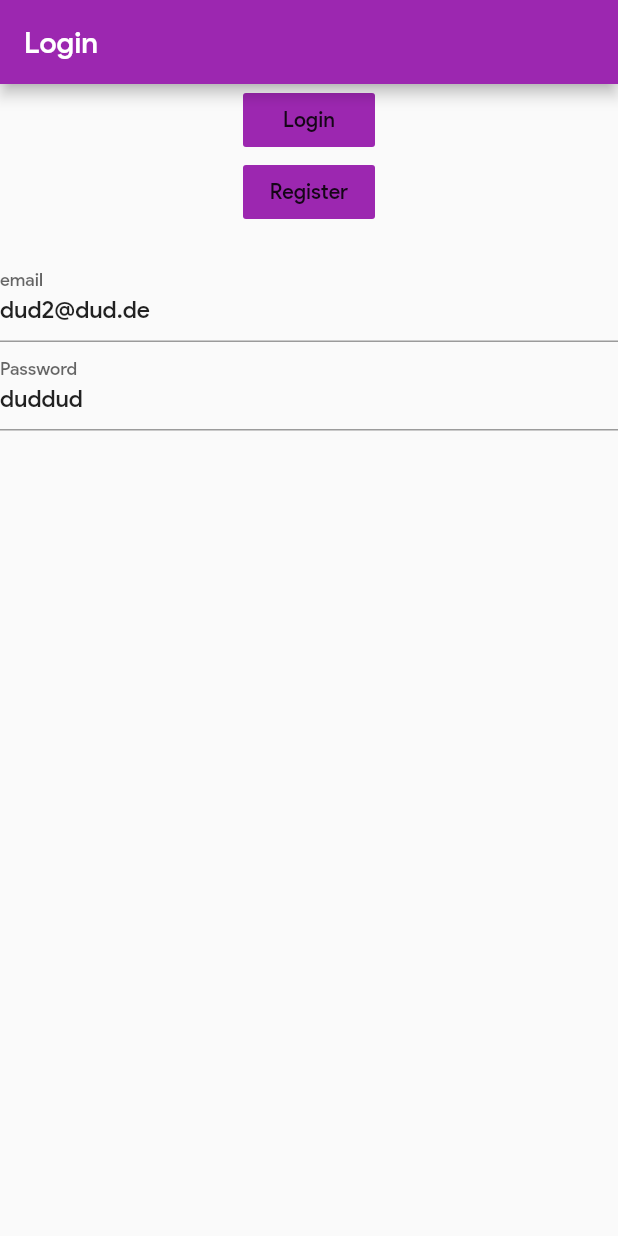
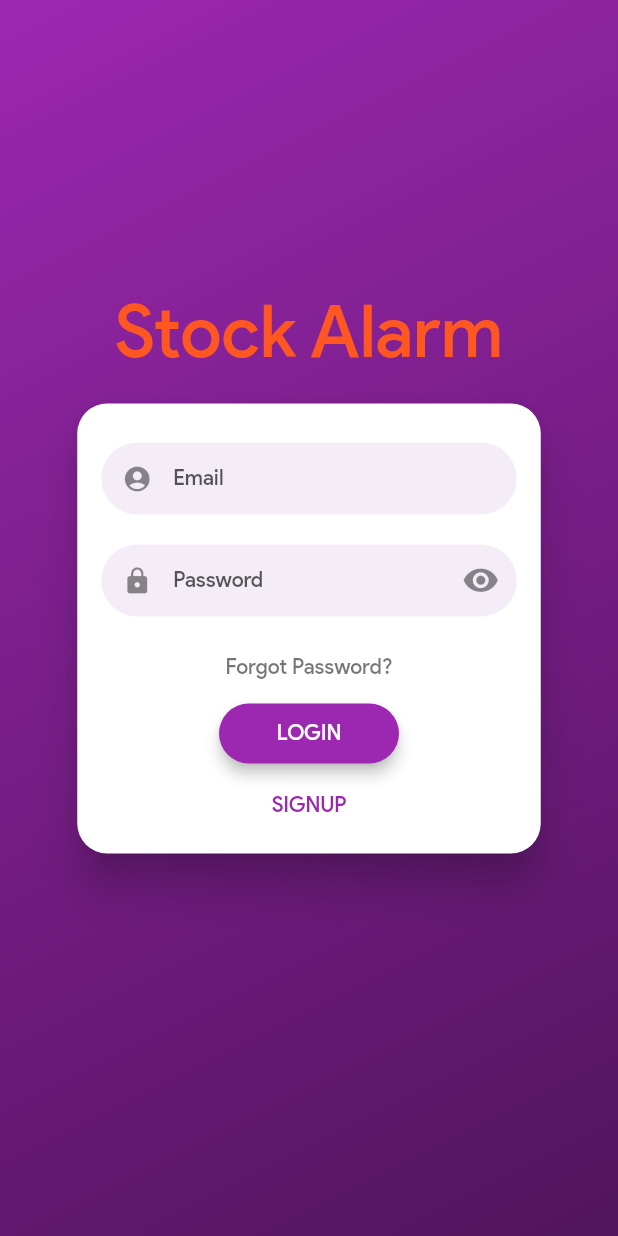
Before and after one commit to webclinic017/Stock-Alarm, a Flutter app: the screen it shows after launch, on a phone screen of 412 x 824 dp. Run offline on Flutter 3.47's test engine with Material 2 defaults, Android fonts, the phone set to English and light mode, and no system bars; drawn by our look-alikes of flutter_login; our stand-ins replace firebase_auth, firebase_database, firebase_messaging; accounts and stored records are empty.

Commit message:
New Login Screen design

```diff
--- a/FlutterApp/lib/main.dart
+++ b/FlutterApp/lib/main.dart
@@ -5,10 +5,17 @@ import 'screens/home_screen.dart';
 import 'providers/active_alarms.dart';
 import 'screens/log_screen.dart';
 import 'providers/past_alarms.dart';
+//import 'flutter_login.dart';
+import 'package:firebase_auth/firebase_auth.dart';
 
 void main() => runApp(MyApp());
 
 class MyApp extends StatelessWidget {
+  Future login(loginData) async {
+    return FirebaseAuth.instance.signInWithEmailAndPassword(
+        email: loginData["email"], password: loginData["password"]);
+  }
+
   @override
   Widget build(BuildContext context) {
     return MultiProvider(
--- a/FlutterApp/lib/screens/login_screen.dart
+++ b/FlutterApp/lib/screens/login_screen.dart
@@ -6,7 +6,7 @@ import 'package:trading_alarm/providers/active_alarms.dart';
 import 'package:firebase_database/firebase_database.dart';
 import 'package:firebase_messaging/firebase_messaging.dart';
 import '../providers/past_alarms.dart';
-
+import 'package:flutter_login/flutter_login.dart';
 import 'package:flutter/services.dart';
 
 class LoginScreen extends StatefulWidget {
@@ -18,9 +18,6 @@ class LoginScreen extends StatefulWidget {
 
 class _LoginScreenState extends State<LoginScreen> {
   var token;
-  var email;
-  var password;
-  var _form = GlobalKey<FormState>();
 
   String loginText = "";
   FirebaseUser user;
@@ -28,9 +25,7 @@ class _LoginScreenState extends State<LoginScreen> {
 
   void checkToken() async {
     user = await FirebaseAuth.instance.currentUser();
-
     token = await FirebaseMessaging().getToken();
-
     await ref
         .child("Users")
         .child(user.uid)
@@ -43,7 +38,7 @@ class _LoginScreenState extends State<LoginScreen> {
     });
   }
 
-  handleAppLifecycleState() {
+  void handleAppLifecycleState() {
     AppLifecycleState _lastLifecyleState;
     // ignore: missing_return
     SystemChannels.lifecycle.setMessageHandler((msg) {
@@ -71,12 +66,6 @@ class _LoginScreenState extends State<LoginScreen> {
     });
   }
 
-  Future<AuthResult> login() {
-    _form.currentState.save();
-    return FirebaseAuth.instance
-        .signInWithEmailAndPassword(email: email, password: password);
-  }
-
   void writeUserToDatabase() async {
     user = await FirebaseAuth.instance.currentUser();
     token = await FirebaseMessaging().getToken();
@@ -86,88 +75,55 @@ class _LoginScreenState extends State<LoginScreen> {
     });
   }
 
-  Future<AuthResult> register() {
-    _form.currentState.save();
-    return FirebaseAuth.instance
-        .createUserWithEmailAndPassword(email: email, password: password);
+  Future<String> _authUser(LoginData data) async {
+    print('Name: ${data.name}, Password: ${data.password}');
+    await FirebaseAuth.instance
+        .signInWithEmailAndPassword(email: data.name, password: data.password)
+        .then((val) {
+      checkToken();
+      Provider.of<Alarms>(context)
+          .update(); // <- turn this into a future and put navigator .push in then teil
+      Provider.of<PastAlarms>(context).connectToFirebase();
+      return null;
+    }).catchError((error) {
+      return "Username does not exist!";
+    });
   }
 
-  @override
-  void initState() {
-    super.initState();
+  Future<String> _registerUser(LoginData data) async {
+    print('Name: ${data.name}, Password: ${data.password}');
+    await FirebaseAuth.instance
+        .createUserWithEmailAndPassword(
+            email: data.name, password: data.password)
+        .then((val) {
+      writeUserToDatabase();
+      Provider.of<Alarms>(context)
+          .update(); //<- to get the user ready in alarms.dart
+
+      return null;
+    }).catchError((error) {
+      return error.toString();
+    });
+  }
+
+  Future<String> _recoverPassword(String name) async {
+    print('Name: $name');
+    await Future.delayed(Duration(seconds: 1)).then((_) {
+      return null;
+    });
   }
 
   @override
   Widget build(BuildContext context) {
-    final alarms = Provider.of<Alarms>(context, listen: false);
-    final pastAlarms = Provider.of<PastAlarms>(context, listen: false);
-
-    return Scaffold(
-      appBar: AppBar(title: Text("Login")),
-      body: Column(
-        children: <Widget>[
-          Center(
-            child: FlatButton(
-              onPressed: () {
-                login().then((_) {
-                  checkToken();
-                  alarms
-                      .update(); // <- turn this into a future and put navigator .push in then teil
-                  pastAlarms.connectToFirebase();
-                  //handleAppLifecycleState();
-                  Navigator.pushReplacementNamed(context, HomeScreen.routeName);
-                }).catchError((_) {
-                  setState(() {
-                    loginText = "User does not exist";
-                  });
-                });
-              },
-              child: Text("Login"),
-              color: Theme.of(context).primaryColor,
-            ),
-          ),
-          Center(
-            child: FlatButton(
-              onPressed: () {
-                register().then((_) {
-                  writeUserToDatabase();
-                  alarms.update(); //<- to get the user ready in alarms.dart
-
-                  Navigator.pushReplacementNamed(context, HomeScreen.routeName);
-                }).catchError((error) {
-                  setState(() {
-                    loginText = "Registering failed";
-                  });
-                });
-              },
-              child: Text("Register"),
-              color: Theme.of(context).primaryColor,
-            ),
-          ),
-          Text(loginText),
-          Form(
-            key: _form,
-            child: Column(
-              children: <Widget>[
-                TextFormField(
-                  decoration: InputDecoration(labelText: "email"),
-                  initialValue: "dud2@dud.de",
-                  onSaved: (value) {
-                    email = value;
-                  },
-                ),
-                TextFormField(
-                  decoration: InputDecoration(labelText: "Password"),
-                  initialValue: "duddud",
-                  onSaved: (value) {
-                    password = value;
-                  },
-                ),
-              ],
-            ),
-          ),
-        ],
-      ),
+    return FlutterLogin(
+      title: 'Stock Alarm',
+      //logo: 'assets/images/ecorp-lightblue.png',
+      onLogin: _authUser,
+      onSignup: _registerUser,
+      onSubmitAnimationCompleted: () {
+        Navigator.of(context).pushReplacementNamed(HomeScreen.routeName);
+      },
+      onRecoverPassword: _recoverPassword,
     );
   }
 }
--- a/FlutterApp/pubspec.yaml
+++ b/FlutterApp/pubspec.yaml
@@ -28,6 +28,10 @@ dependencies:
   firebase_auth: ^0.14.0+5
   firebase_database: ^3.0.7
   uuid: 2.0.1
+  font_awesome_flutter: ^8.5.0
+  flutter_login: ^1.0.4
+  transformer_page_view: ^0.1.6
+  flushbar: ^1.9.1
 
   # The following adds the Cupertino Icons font to your application.
   # Use with the CupertinoIcons class for iOS style icons.
```
Also changed, not shown: FlutterApp/pubspec.lock.
